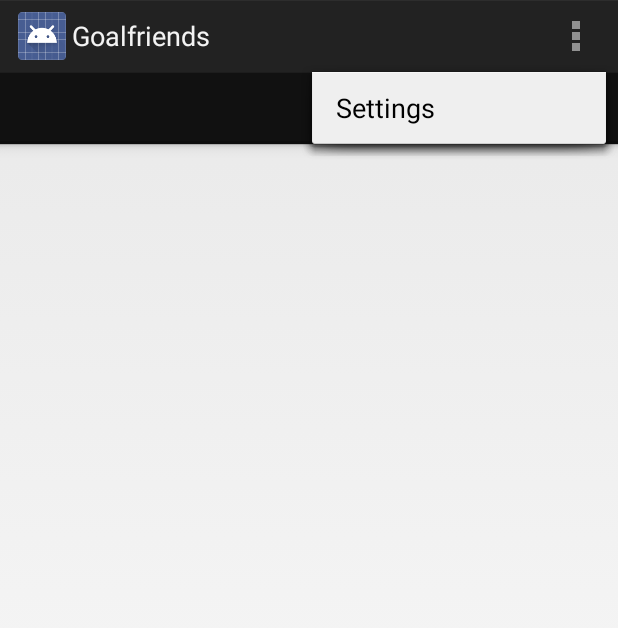
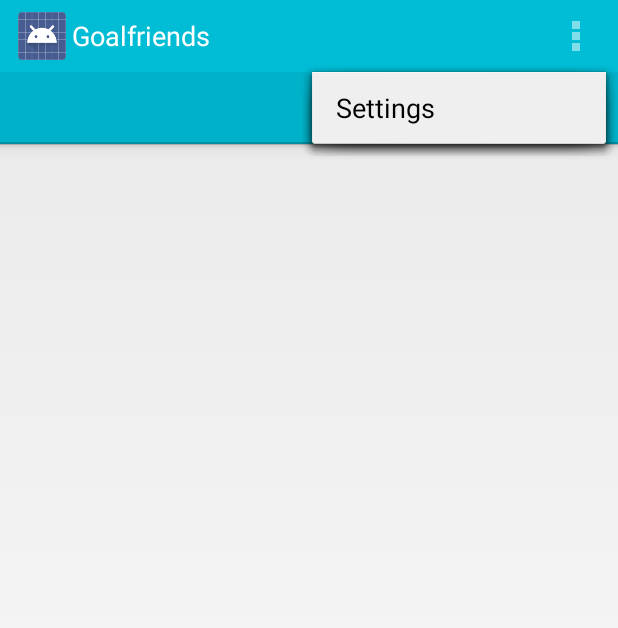
Before and after one commit to pveerina/cs147-goalfriends, an Android app: the screen it shows after launch (MainActivity), with the options menu open, on a phone screen of 412 x 824 dp. Shown: the top 628 px of the screen. Run offline under Robolectric (Android 15) with nearby library versions, the phone set to English and light mode, and no system bars; libraries missing offline, so code that uses them is left out: com.firebase.client; 3 statements that could not run were skipped.

Commit message:
Added icons homepage, working on task 1 style

```diff
--- a/app/src/main/res/values/styles.xml
+++ b/app/src/main/res/values/styles.xml
@@ -3,6 +3,21 @@
     <!-- Base application theme. -->
     <style name="AppTheme" parent="android:Theme.Holo.Light.DarkActionBar">
         <!-- Customize your theme here. -->
+        <item name="android:actionBarStyle">@style/MyActionBar</item>
+        <item name="android:actionBarTabTextStyle">@style/MyActionBarTabTextStyle</item>
+    </style>
+
+    <style name="MyActionBar" parent="@android:style/Widget.Holo.Light.ActionBar">
+        <item name="android:background">#00BCD4</item>
+        <item name="android:titleTextStyle">@style/Theme.MyAppTheme.ActionBar.TitleTextStyle</item>
+    </style>
+
+    <style name="Theme.MyAppTheme.ActionBar.TitleTextStyle" parent="android:style/TextAppearance.Holo.Widget.ActionBar.Title">
+        <item name="android:textColor">#FFFFFF</item>
+    </style>
+
+    <style name="MyActionBarTabTextStyle" parent="android:style/Widget.Holo.Light.ActionBar.TabText">
+        <item name="android:textColor">#333</item>
     </style>
 
 </resources>
```
Also changed, not shown: app/src/main/res/layout/fragment_home.xml (+5 -9 lines), app/src/main/res/layout/pick_friend_row.xml (+10 -6 lines), app/src/main/res/drawable/motivate2.png (added), app/src/main/res/drawable/request.png (added), app/src/main/res/drawable/schedule7.png (added), app/src/main/res/drawable/search13.png (added), 2 other files.
